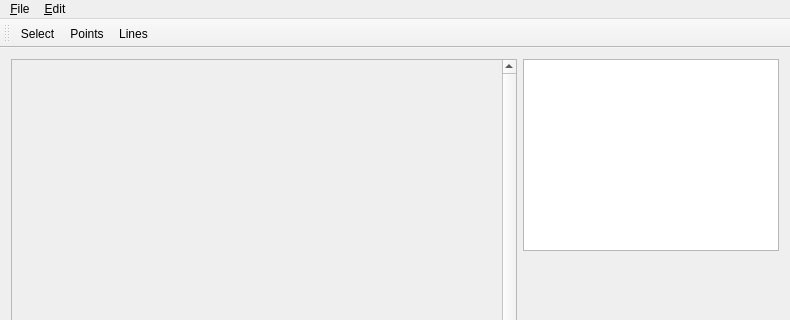
The window that mainwindow.ui (oliver-batchelor/annotate_segmentation) describes before a commit, drawn with Qt 5; both pictures show x 0 to 790 and y 0 to 320 of the 790 by 557 pixel window.
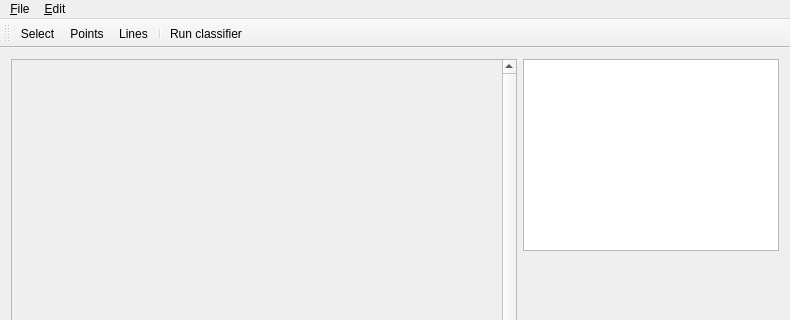
The same window after the commit.

The edit to the form file:
```diff
--- a/mainwindow.ui
+++ b/mainwindow.ui
@@ -171,6 +171,8 @@
    <addaction name="actionSelect"/>
    <addaction name="actionPoints"/>
    <addaction name="actionLines"/>
+   <addaction name="separator"/>
+   <addaction name="actionRun"/>
   </widget>
   <widget class="QStatusBar" name="statusBar"/>
   <action name="action_Next">
@@ -278,6 +280,11 @@
     <string>Lines</string>
    </property>
   </action>
+  <action name="actionRun">
+   <property name="text">
+    <string>Run classifier</string>
+   </property>
+  </action>
  </widget>
  <layoutdefault spacing="6" margin="11"/>
  <resources/>
```
